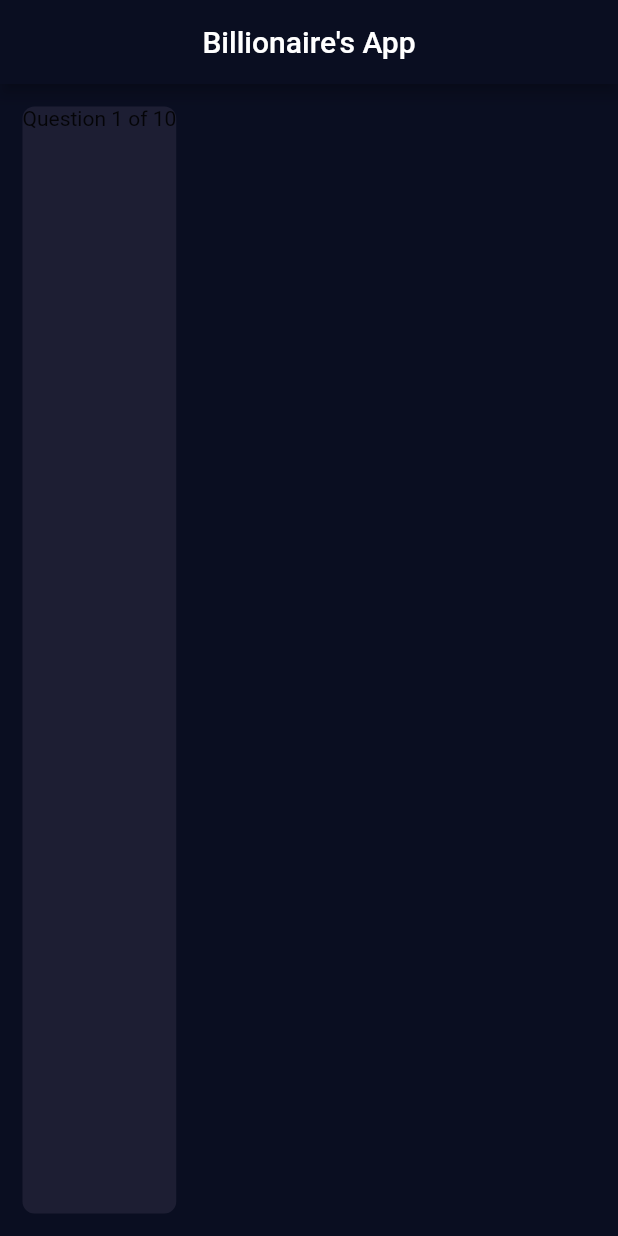
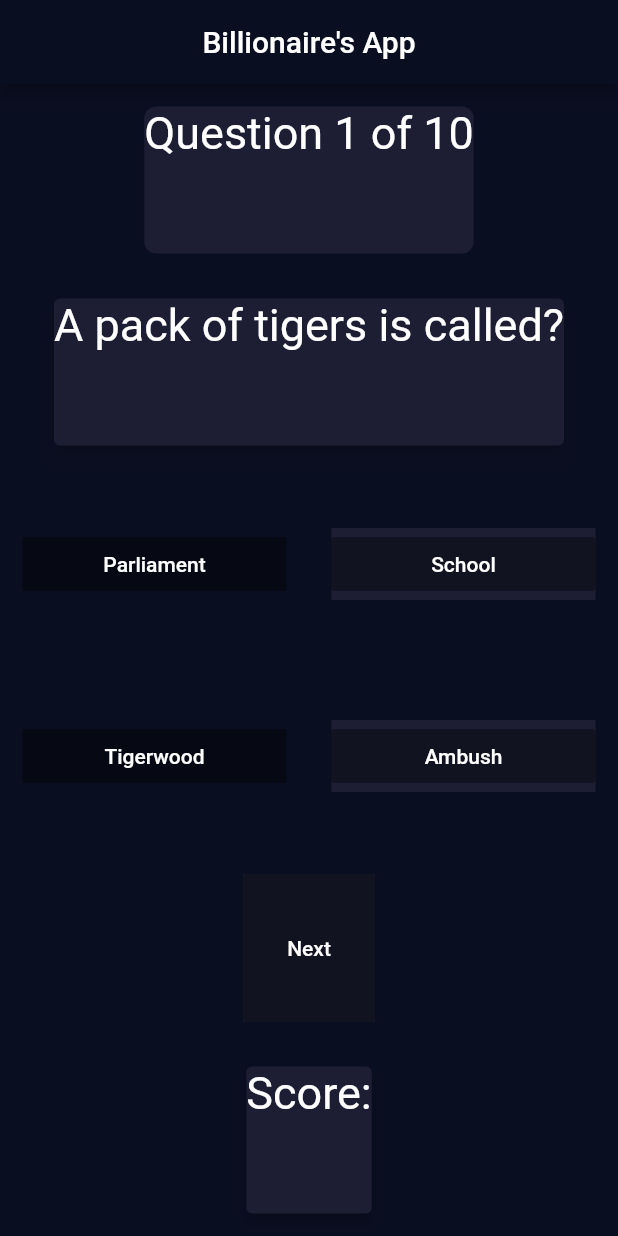
Before and after one commit to CynthiaPeter/Bliionaire-quiz-app, a Flutter app: the screen it shows after launch, on a phone screen of 412 x 824 dp. Run offline on Flutter 3.47's test engine with Material 2 defaults, Android fonts, the phone set to English and light mode, and no system bars; our stand-ins replace google_fonts.

Commit message:
UI setup

```diff
--- a/lib/main.dart
+++ b/lib/main.dart
@@ -1,5 +1,6 @@
 import 'package:flutter/material.dart';
 import './quiz_page.dart';
+import 'package:google_fonts/google_fonts.dart';
 void main() => runApp(MyApp());
 
 class MyApp extends StatelessWidget {
@@ -11,7 +12,12 @@ class MyApp extends StatelessWidget {
       theme: ThemeData(
         primaryColor: Color(0xFF0A0E21),
         scaffoldBackgroundColor: Color(0xFF0A0E21),
-        textTheme: TextTheme()
+      //   fontFamily: 'Georgia',
+      //   textTheme: TextTheme(
+
+      // headline1: TextStyle(fontSize: 72.0, fontWeight: FontWeight.bold, color: Colors.white),
+      // headline6: TextStyle(fontSize: 36.0, fontStyle: FontStyle.italic),
+      //   ),
       ),
     );
   }
--- a/lib/quiz_page.dart
+++ b/lib/quiz_page.dart
@@ -13,19 +13,114 @@ class _QuizPageState extends State<QuizPage> {
         centerTitle: true,
         title: Text('Billionaire\'s App'),
       ),
-      body: Column(
+      body: Center(
+        child: Column(
           children: <Widget>[
             Expanded(
               child: Container(
-                  // height: 80,
-                  // width: 400,
                 margin: EdgeInsets.all(15),
                 decoration: BoxDecoration(
                   color: Color(0xFF1D1E33),
                   borderRadius: BorderRadius.circular(8.0),
                 ),
-                  child: Text('Question 1 of 10'),),),
+                child: Text(
+                  'Question 1 of 10',
+                  style: TextStyle(color: Colors.white, fontSize: 30),
+                ),
+              ),
+            ),
+            Expanded(
+              child: Card(
+                elevation: 5.0,
+                shadowColor: Color(0xFF1D1E33),
+                margin: EdgeInsets.all(15),
+                color: Color(0xFF1D1E33),
+                child: Text(
+                  'A pack of tigers is called?',
+                  style: TextStyle(color: Colors.white, fontSize: 30),
+                ),
+              ),
+            ),
+            Expanded(
+                child: Row(
+              children: <Widget>[
+                Expanded(
+                  child: Container(
+                    margin: EdgeInsets.all(15),
+                    child: RaisedButton(
+                      elevation: 5.0,
+                      onPressed: null,
+                      color: Color(0xFF1D1E33),
+                      child: Text('Parliament', style: TextStyle(color: Colors.white),),
+                    ),
+                  ),
+                ),
+                Expanded(
+                  child: Container(
+                      color: Color(0xFF1D1E33),
+                    margin: EdgeInsets.all(15),
+                    child: RaisedButton(
+                      elevation: 5.0,
+                      onPressed: null,
+                      child: Text('School', style: TextStyle(color: Colors.white),),
+                    ),
+                  ),
+                ),
               ],
+            ),),
+
+             Expanded(
+                child: Row(
+              children: <Widget>[
+                Expanded(
+                  child: Container(
+                    margin: EdgeInsets.all(15),
+                    child: RaisedButton(
+                      elevation: 5.0,
+                      onPressed: null,
+                      color: Color(0xFF1D1E33),
+                      child: Text('Tigerwood', style: TextStyle(color: Colors.white),),
+                    ),
+                  ),
+                ),
+                Expanded(
+                  child: Container(
+                      color: Color(0xFF1D1E33),
+                    margin: EdgeInsets.all(15),
+                    child: RaisedButton(
+                      elevation: 5.0,
+                      onPressed: null,
+                      child: Text('Ambush', style: TextStyle(color: Colors.white),),
+                    ),
+                  ),
+                ),
+              ],
+            ),),
+             Expanded(
+                  child: Container(
+                      color: Color(0xFF1D1E33),
+                    margin: EdgeInsets.all(15),
+                    child: RaisedButton(
+                      elevation: 5.0,
+                      onPressed: null,
+                      child: Text('Next', style: TextStyle(color: Colors.white),),
+                    ),
+                  ),
+                ),
+                 Expanded(
+              child: Card(
+                elevation: 3.0,
+                shadowColor: Colors.black,
+                margin: EdgeInsets.all(15),
+                color: Color(0xFF1D1E33),
+                child: Text(
+                  'Score:',
+                  style: TextStyle(color: Colors.white, fontSize: 30),
+                ),
+              ),
+            ),
+          ],
+        ),
       ),
     );
   }
--- a/pubspec.yaml
+++ b/pubspec.yaml
@@ -23,6 +23,7 @@ environment:
 dependencies:
   flutter:
     sdk: flutter
+  google_fonts: ^1.0.0
 
 
   # The following adds the Cupertino Icons font to your application.
```
Also changed, not shown: pubspec.lock. Lines whose indentation alone changed are shown as unchanged.
